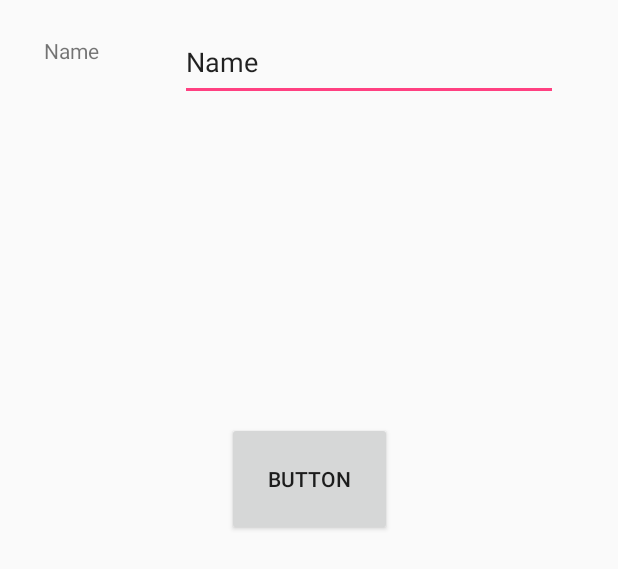
After one commit to ra2637/voice_recognition, an Android app: the layout activity_add_user.xml on its own in the app's theme, with its tools: preview values and no code run, on a phone screen of 412 x 824 dp. The commit adds this screen. Shown: the top 569 px of the screen. Run offline under Robolectric (Android 15) with nearby library versions, the phone set to English and light mode, and no system bars.

Commit message:
add add user activity

```diff
--- a/Application/build.gradle
+++ b/Application/build.gradle
@@ -5,9 +5,9 @@ apply plugin: 'com.google.protobuf'
 // keep boilerplate and common code separate from
 // the main sample code.
 List<String> dirs = [
-    'main',     // main sample code; look here for the interesting stuff.
-    'common',   // components that are reused by multiple samples
-    'template'] // boilerplate code that is generated by the sample template process
+        'main',     // main sample code; look here for the interesting stuff.
+        'common',   // components that are reused by multiple samples
+        'template'] // boilerplate code that is generated by the sample template process
 
 android {
     compileSdkVersion 26
--- /dev/null
+++ b/Application/src/main/res/layout/activity_add_user.xml
@@ -0,0 +1,57 @@
+<?xml version="1.0" encoding="utf-8"?>
+<android.support.constraint.ConstraintLayout xmlns:android="http://schemas.android.com/apk/res/android"
+    xmlns:app="http://schemas.android.com/apk/res-auto"
+    xmlns:tools="http://schemas.android.com/tools"
+    android:layout_width="match_parent"
+    android:layout_height="match_parent"
+    tools:context="uw.ytchang.vaguard.AddUserActivity">
+
+    <EditText
+        android:id="@+id/user_name"
+        android:layout_width="252dp"
+        android:layout_height="51dp"
+        android:layout_marginEnd="40dp"
+        android:layout_marginTop="16dp"
+        android:ems="10"
+        android:inputType="textPersonName"
+        android:text="Name"
+        app:layout_constraintEnd_toEndOf="parent"
+        app:layout_constraintTop_toTopOf="parent" />
+
+    <TextView
+        android:id="@+id/name_label"
+        android:layout_width="72dp"
+        android:layout_height="33dp"
+        android:layout_marginEnd="8dp"
+        android:layout_marginStart="8dp"
+        android:layout_marginTop="24dp"
+        android:text="Name"
+        app:layout_constraintEnd_toStartOf="@+id/user_name"
+        app:layout_constraintHorizontal_bias="0.677"
+        app:layout_constraintStart_toStartOf="parent"
+        app:layout_constraintTop_toTopOf="parent" />
+
+    <Button
+        android:id="@+id/record_btn"
+        android:layout_width="110dp"
+        android:layout_height="76dp"
+        android:layout_marginTop="48dp"
+        android:text="Button"
+        app:layout_constraintEnd_toEndOf="parent"
+        app:layout_constraintLeft_toLeftOf="parent"
+        app:layout_constraintRight_toRightOf="parent"
+        app:layout_constraintStart_toStartOf="parent"
+        app:layout_constraintTop_toBottomOf="@+id/add_user_guide_line" />
+
+    <TextView
+        android:id="@+id/add_user_guide_line"
+        android:layout_width="300dp"
+        android:layout_height="126dp"
+        android:layout_marginTop="40dp"
+        app:layout_constraintEnd_toEndOf="parent"
+        app:layout_constraintHorizontal_bias="0.508"
+        app:layout_constraintLeft_toLeftOf="parent"
+        app:layout_constraintRight_toRightOf="parent"
+        app:layout_constraintStart_toStartOf="parent"
+        app:layout_constraintTop_toBottomOf="@+id/user_name" />
+</android.support.constraint.ConstraintLayout>
--- a/Application/src/main/res/layout/activity_main.xml
+++ b/Application/src/main/res/layout/activity_main.xml
@@ -8,7 +8,7 @@
 
 
     <TextView
-        android:id="@+id/guide_line"
+        android:id="@+id/add_user_guide_line"
         android:layout_width="355dp"
         android:layout_height="55dp"
         android:layout_centerHorizontal="true"
@@ -41,7 +41,7 @@
         app:layout_constraintHorizontal_bias="0.384"
         app:layout_constraintLeft_toLeftOf="parent"
         app:layout_constraintStart_toStartOf="parent"
-        app:layout_constraintTop_toBottomOf="@+id/guide_line" />
+        app:layout_constraintTop_toBottomOf="@+id/add_user_guide_line" />
 
     <Button
         android:id="@+id/vaguard_listen_btn"
--- a/Application/src/main/res/values/strings.xml
+++ b/Application/src/main/res/values/strings.xml
@@ -10,4 +10,8 @@
     <string name="internet_require">We will only use the Internet to access google speech API</string>
     <string name="no_results_found">No Matching Results</string>
 
+
+    <!--AddUserActivity -->
+    <string name="start_recording">Start Recording</string>
+    <string name="stop_recording">Stop Recording</string>
 </resources>
```
Also changed, not shown: Application/src/main/AndroidManifest.xml (+49 -42 lines), Application/src/main/java/uw/ytchang/vaguard/AddUserActivity.java (added, +77 -0 lines), Application/src/main/java/uw/ytchang/vaguard/AlizeVoiceRecognizerManager.java (+49 -6 lines), Application/src/main/java/uw/ytchang/vaguard/AudioRecorderManager.java (+6 -6 lines), Application/src/main/java/uw/ytchang/vaguard/MainActivity.java (+14 -5 lines).
